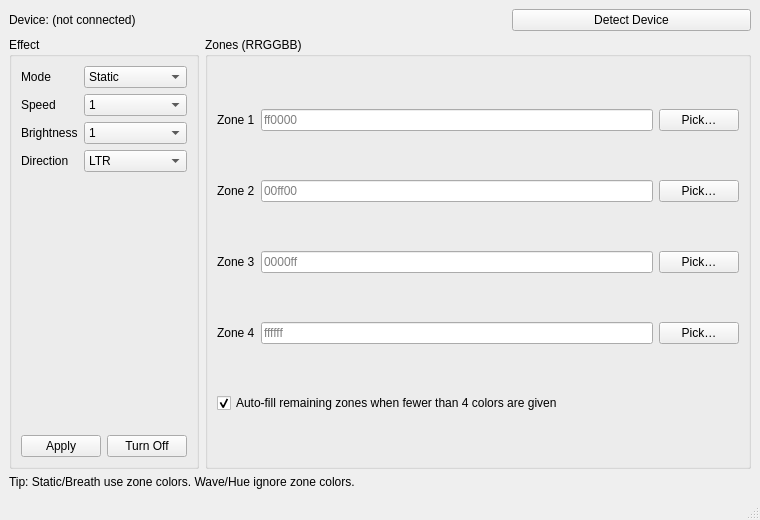
Old version of the form gui/MainWindow.ui in the repository Nivedck/LegionAura.
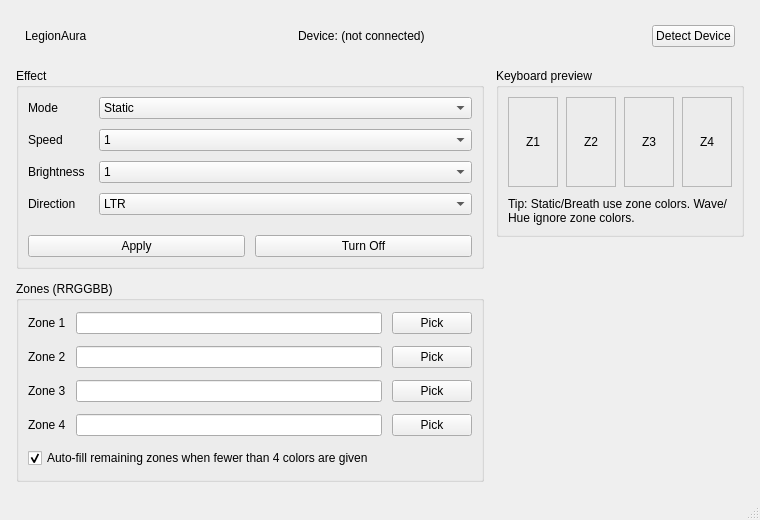
New version of the form.

What changed in the file:
```diff
--- a/gui/MainWindow.ui
+++ b/gui/MainWindow.ui
@@ -21,11 +21,52 @@
   </property>
   <widget class="QWidget" name="centralwidget">
    <layout class="QVBoxLayout" name="verticalLayout" stretch="0,1,0">
+     <property name="spacing">
+      <number>12</number>
+     </property>
+     <property name="leftMargin">
+      <number>16</number>
+     </property>
+     <property name="topMargin">
+      <number>16</number>
+     </property>
+     <property name="rightMargin">
+      <number>16</number>
+     </property>
+     <property name="bottomMargin">
+      <number>16</number>
+     </property>
 
-    <!-- TOP BAR WITH CENTERED LABEL -->
+     <!-- TOP BAR -->
     <item>
+      <widget class="QFrame" name="topFrame">
+        <property name="frameShape">
+         <enum>QFrame::NoFrame</enum>
+        </property>
      <layout class="QHBoxLayout" name="topBar">
-
+         <property name="spacing">
+          <number>10</number>
+         </property>
+         <item>
+          <widget class="QLabel" name="lblAppTitle">
+            <property name="text">
+             <string>LegionAura</string>
+            </property>
+          </widget>
+         </item>
+         <item>
+          <spacer name="spacerTopLeft">
+            <property name="orientation">
+             <enum>Qt::Horizontal</enum>
+            </property>
+            <property name="sizeHint" stdset="0">
+             <size>
+              <width>18</width>
+              <height>0</height>
+             </size>
+            </property>
+          </spacer>
+         </item>
       <item>
        <widget class="QLabel" name="lblDeviceLeft">
         <property name="text">
@@ -33,13 +74,6 @@
         </property>
        </widget>
       </item>
-
-      <item>
-       <spacer name="spacerCenter">
-        <property name="orientation"><enum>Qt::Horizontal</enum></property>
-       </spacer>
-      </item>
-
       <item>
        <widget class="QLabel" name="lblDeviceName">
         <property name="text">
@@ -49,23 +83,42 @@
       </item>
 
       <item>
-       <spacer name="spacerRight">
-        <property name="orientation"><enum>Qt::Horizontal</enum></property>
-       </spacer>
-      </item>
-
+          <spacer name="spacerTopRight">
+            <property name="orientation">
+             <enum>Qt::Horizontal</enum>
+            </property>
+            <property name="sizeHint" stdset="0">
+             <size>
+              <width>40</width>
+              <height>0</height>
+             </size>
+            </property>
+          </spacer>
+         </item>
       <item>
        <widget class="QPushButton" name="btnDetect">
-        <property name="text"><string>Detect Device</string></property>
-       </widget>
-      </item>
-
-     </layout>
+            <property name="text">
+             <string>Detect Device</string>
+            </property>
+          </widget>
+         </item>
+        </layout>
+      </widget>
     </item>
 
     <!-- MAIN CONTENT -->
     <item>
-     <layout class="QHBoxLayout" name="mainRow">
+      <layout class="QHBoxLayout" name="mainRow" stretch="3,1">
+        <property name="spacing">
+         <number>12</number>
+        </property>
+
+        <!-- LEFT COLUMN (controls) -->
+        <item>
+         <layout class="QVBoxLayout" name="leftStack">
+          <property name="spacing">
+            <number>12</number>
+          </property>
 
       <item>
        <widget class="QGroupBox" name="grpEffect">
@@ -74,84 +127,88 @@
 
          <item>
           <layout class="QFormLayout" name="formEffect">
+                 <property name="horizontalSpacing">
+                  <number>14</number>
+                 </property>
+                 <property name="verticalSpacing">
+                  <number>10</number>
+                 </property>
 
            <item row="0" column="0"><widget class="QLabel" name="lblMode"><property name="text"><string>Mode</string></property></widget></item>
            <item row="0" column="1">
             <widget class="QComboBox" name="comboEffect">
-             <item><property name="text"><string>Static</string></property></item>
-             <item><property name="text"><string>Breath</string></property></item>
-             <item><property name="text"><string>Wave</string></property></item>
-             <item><property name="text"><string>Hue</string></property></item>
+                    <item>
+                     <property name="text">
+                      <string>Static</string>
+                     </property>
+                    </item>
+                    <item>
+                     <property name="text">
+                      <string>Breath</string>
+                     </property>
+                    </item>
+                    <item>
+                     <property name="text">
+                      <string>Wave</string>
+                     </property>
+                    </item>
+                    <item>
+                     <property name="text">
+                      <string>Hue</string>
+                     </property>
+                    </item>
             </widget>
            </item>
 
            <item row="1" column="0"><widget class="QLabel" name="lblSpeed"><property name="text"><string>Speed</string></property></widget></item>
            <item row="1" column="1">
             <widget class="QComboBox" name="comboSpeed">
-             <item>
-              <property name="text">
-               <string>1</string>
-              </property>
-             </item>
-             <item>
-              <property name="text">
-               <string>2</string>
-              </property>
-             </item>
-             <item>
-              <property name="text">
-               <string>3</string>
-              </property>
-             </item>
-             <item>
-              <property name="text">
-               <string>4</string>
-              </property>
-             </item>
+                    <item><property name="text"><string>1</string></property></item>
+                    <item><property name="text"><string>2</string></property></item>
+                    <item><property name="text"><string>3</string></property></item>
+                    <item><property name="text"><string>4</string></property></item>
             </widget>
            </item>
 
            <item row="2" column="0"><widget class="QLabel" name="lblBrightness"><property name="text"><string>Brightness</string></property></widget></item>
            <item row="2" column="1">
             <widget class="QComboBox" name="comboBrightness">
-             <item>
-              <property name="text">
-               <string>1</string>
-              </property>
-             </item>
-             <item>
-              <property name="text">
-               <string>2</string>
-              </property>
-             </item>
+                    <item><property name="text"><string>1</string></property></item>
+                    <item><property name="text"><string>2</string></property></item>
             </widget>
            </item>
 
            <item row="3" column="0"><widget class="QLabel" name="lblDirection"><property name="text"><string>Direction</string></property></widget></item>
            <item row="3" column="1">
             <widget class="QComboBox" name="comboDirection">
-             <item>
-              <property name="text">
-               <string>LTR</string>
-              </property>
-             </item>
-             <item>
-              <property name="text">
-               <string>RTL</string>
-              </property>
-             </item>
-            </widget>
-           </item>
-
-          </layout>
-         </item>
+                    <item><property name="text"><string>LTR</string></property></item>
+                    <item><property name="text"><string>RTL</string></property></item>
+                  </widget>
+                 </item>
+                </layout>
+              </item>
+
          <item>
           <layout class="QHBoxLayout" name="applyRow">
-           <item><widget class="QPushButton" name="btnApply"><property name="text"><string>Apply</string></property></widget></item>
-           <item><widget class="QPushButton" name="btnOff"><property name="text"><string>Turn Off</string></property></widget></item>
-          </layout>
-         </item>
-
+                 <property name="spacing">
+                  <number>10</number>
+                 </property>
+                 <item>
+                  <widget class="QPushButton" name="btnApply">
+                    <property name="text">
+                     <string>Apply</string>
+                    </property>
+                  </widget>
+                 </item>
+                 <item>
+                  <widget class="QPushButton" name="btnOff">
+                    <property name="text">
+                     <string>Turn Off</string>
+                    </property>
+                  </widget>
+                 </item>
+                </layout>
+              </item>
         </layout>
        </widget>
       </item>
@@ -160,22 +217,76 @@
        <widget class="QGroupBox" name="grpZones">
         <property name="title"><string>Zones (RRGGBB)</string></property>
         <layout class="QGridLayout" name="gridZones">
+              <property name="horizontalSpacing">
+                <number>10</number>
+              </property>
+              <property name="verticalSpacing">
+                <number>10</number>
+              </property>
 
-         <item row="0" column="0"><widget class="QLabel" name="lblZ1"><property name="text"><string>Zone 1</string></property></widget></item>
-         <item row="0" column="1"><widget class="QLineEdit" name="editZ1"><property name="placeholderText"><string>ff0000</string></property></widget></item>
-         <item row="0" column="2"><widget class="QPushButton" name="btnColor1"><property name="text"><string>Pick…</string></property></widget></item>
+              <item row="0" column="0">
+                <widget class="QLabel" name="lblZ1">
+                 <property name="text"><string>Zone 1</string></property>
+                </widget>
+              </item>
+              <item row="0" column="1">
+                              <widget class="QLineEdit" name="editZ1">
+                               <property name="placeholderText"><string></string></property>
+                              </widget>
+              </item>
+              <item row="0" column="2">
+                <widget class="QPushButton" name="btnColor1">
+                 <property name="text"><string>Pick</string></property>
+                </widget>
+              </item>
 
-         <item row="1" column="0"><widget class="QLabel" name="lblZ2"><property name="text"><string>Zone 2</string></property></widget></item>
-         <item row="1" column="1"><widget class="QLineEdit" name="editZ2"><property name="placeholderText"><string>00ff00</string></property></widget></item>
-         <item row="1" column="2"><widget class="QPushButton" name="btnColor2"><property name="text"><string>Pick…</string></property></widget></item>
+              <item row="1" column="0">
+                <widget class="QLabel" name="lblZ2">
+                 <property name="text"><string>Zone 2</string></property>
+                </widget>
+              </item>
+              <item row="1" column="1">
+                              <widget class="QLineEdit" name="editZ2">
+                               <property name="placeholderText"><string></string></property>
+                              </widget>
+              </item>
+              <item row="1" column="2">
+                <widget class="QPushButton" name="btnColor2">
+                 <property name="text"><string>Pick</string></property>
+                </widget>
+              </item>
 
-         <item row="2" column="0"><widget class="QLabel" name="lblZ3"><property name="text"><string>Zone 3</string></property></widget></item>
-         <item row="2" column="1"><widget class="QLineEdit" name="editZ3"><property name="placeholderText"><string>0000ff</string></property></widget></item>
-         <item row="2" column="2"><widget class="QPushButton" name="btnColor3"><property name="text"><string>Pick…</string></property></widget></item>
+              <item row="2" column="0">
+                <widget class="QLabel" name="lblZ3">
+                 <property name="text"><string>Zone 3</string></property>
+                </widget>
+              </item>
+              <item row="2" column="1">
+                              <widget class="QLineEdit" name="editZ3">
+                               <property name="placeholderText"><string></string></property>
+                              </widget>
+              </item>
+              <item row="2" column="2">
+                <widget class="QPushButton" name="btnColor3">
+                 <property name="text"><string>Pick</string></property>
+                </widget>
+              </item>
 
-         <item row="3" column="0"><widget class="QLabel" name="lblZ4"><property name="text"><string>Zone 4</string></property></widget></item>
-         <item row="3" column="1"><widget class="QLineEdit" name="editZ4"><property name="placeholderText"><string>ffffff</string></property></widget></item>
-         <item row="3" column="2"><widget class="QPushButton" name="btnColor4"><property name="text"><string>Pick…</string></property></widget></item>
+              <item row="3" column="0">
+                <widget class="QLabel" name="lblZ4">
+                 <property name="text"><string>Zone 4</string></property>
+                </widget>
+              </item>
+              <item row="3" column="1">
+                              <widget class="QLineEdit" name="editZ4">
+                               <property name="placeholderText"><string></string></property>
+                              </widget>
+              </item>
+              <item row="3" column="2">
+                <widget class="QPushButton" name="btnColor4">
+                 <property name="text"><string>Pick</string></property>
+                </widget>
+              </item>
 
          <item row="4" column="0" colspan="3">
           <widget class="QCheckBox" name="chkAutofill">
@@ -183,24 +294,144 @@
            <property name="checked"><bool>true</bool></property>
           </widget>
          </item>
+             </layout>
+            </widget>
+          </item>
+         </layout>
+        </item>
 
+        <!-- RIGHT COLUMN (preview) -->
+        <item>
+         <layout class="QVBoxLayout" name="rightStack">
+          <property name="spacing">
+           <number>12</number>
+          </property>
+          <item>
+           <widget class="QGroupBox" name="grpPreview">
+            <property name="title">
+             <string>Keyboard preview</string>
+            </property>
+            <property name="maximumSize">
+             <size>
+          <width>16777215</width>
+          <height>190</height>
+             </size>
+            </property>
+            <layout class="QVBoxLayout" name="previewColumn">
+             <property name="spacing">
+          <number>10</number>
+             </property>
+
+             <item>
+          <layout class="QHBoxLayout" name="keyboardRow">
+           <property name="spacing">
+            <number>8</number>
+           </property>
+
+           <item>
+            <widget class="QFrame" name="previewZ1">
+             <property name="minimumSize">
+              <size><width>50</width><height>90</height></size>
+             </property>
+             <property name="frameShape"><enum>QFrame::StyledPanel</enum></property>
+             <layout class="QVBoxLayout" name="previewZ1Layout">
+              <item>
+               <widget class="QLabel" name="previewLblZ1">
+            <property name="text"><string>Z1</string></property>
+            <property name="alignment"><set>Qt::AlignCenter</set></property>
+               </widget>
+              </item>
         </layout>
        </widget>
       </item>
 
-     </layout>
+           <item>
+            <widget class="QFrame" name="previewZ2">
+             <property name="minimumSize">
+              <size><width>50</width><height>90</height></size>
+             </property>
+             <property name="frameShape"><enum>QFrame::StyledPanel</enum></property>
+             <layout class="QVBoxLayout" name="previewZ2Layout">
+              <item>
+               <widget class="QLabel" name="previewLblZ2">
+            <property name="text"><string>Z2</string></property>
+            <property name="alignment"><set>Qt::AlignCenter</set></property>
+               </widget>
+              </item>
+             </layout>
+            </widget>
     </item>
 
     <item>
-     <layout class="QHBoxLayout" name="bottomBar">
+            <widget class="QFrame" name="previewZ3">
+             <property name="minimumSize">
+              <size><width>50</width><height>90</height></size>
+             </property>
+             <property name="frameShape"><enum>QFrame::StyledPanel</enum></property>
+             <layout class="QVBoxLayout" name="previewZ3Layout">
+              <item>
+               <widget class="QLabel" name="previewLblZ3">
+            <property name="text"><string>Z3</string></property>
+            <property name="alignment"><set>Qt::AlignCenter</set></property>
+               </widget>
+              </item>
+             </layout>
+            </widget>
+           </item>
+
+           <item>
+            <widget class="QFrame" name="previewZ4">
+             <property name="minimumSize">
+              <size><width>50</width><height>90</height></size>
+             </property>
+             <property name="frameShape"><enum>QFrame::StyledPanel</enum></property>
+             <layout class="QVBoxLayout" name="previewZ4Layout">
+              <item>
+               <widget class="QLabel" name="previewLblZ4">
+            <property name="text"><string>Z4</string></property>
+            <property name="alignment"><set>Qt::AlignCenter</set></property>
+               </widget>
+              </item>
+             </layout>
+            </widget>
+           </item>
+
+          </layout>
+             </item>
+
       <item>
        <widget class="QLabel" name="lblHint">
-        <property name="text"><string>Tip: Static/Breath use zone colors. Wave/Hue ignore zone colors.</string></property>
+           <property name="text">
+            <string>Tip: Static/Breath use zone colors. Wave/Hue ignore zone colors.</string>
+           </property>
+           <property name="wordWrap"><bool>true</bool></property>
        </widget>
       </item>
      </layout>
+           </widget>
     </item>
 
+          <item>
+           <spacer name="rightSpacer">
+            <property name="orientation"><enum>Qt::Vertical</enum></property>
+            <property name="sizeHint" stdset="0">
+             <size><width>0</width><height>0</height></size>
+            </property>
+           </spacer>
+          </item>
+         </layout>
+        </item>
+      </layout>
+     </item>
+
+     <item>
+      <spacer name="bottomSpacer">
+        <property name="orientation"><enum>Qt::Vertical</enum></property>
+        <property name="sizeHint" stdset="0">
+         <size><width>0</width><height>0</height></size>
+        </property>
+      </spacer>
+     </item>
    </layout>
   </widget>
   <widget class="QStatusBar" name="statusbar"/>
```
Left out of the diff: 46 changed lines with no effect on the pictures. Lines whose indentation alone changed are shown as unchanged.
